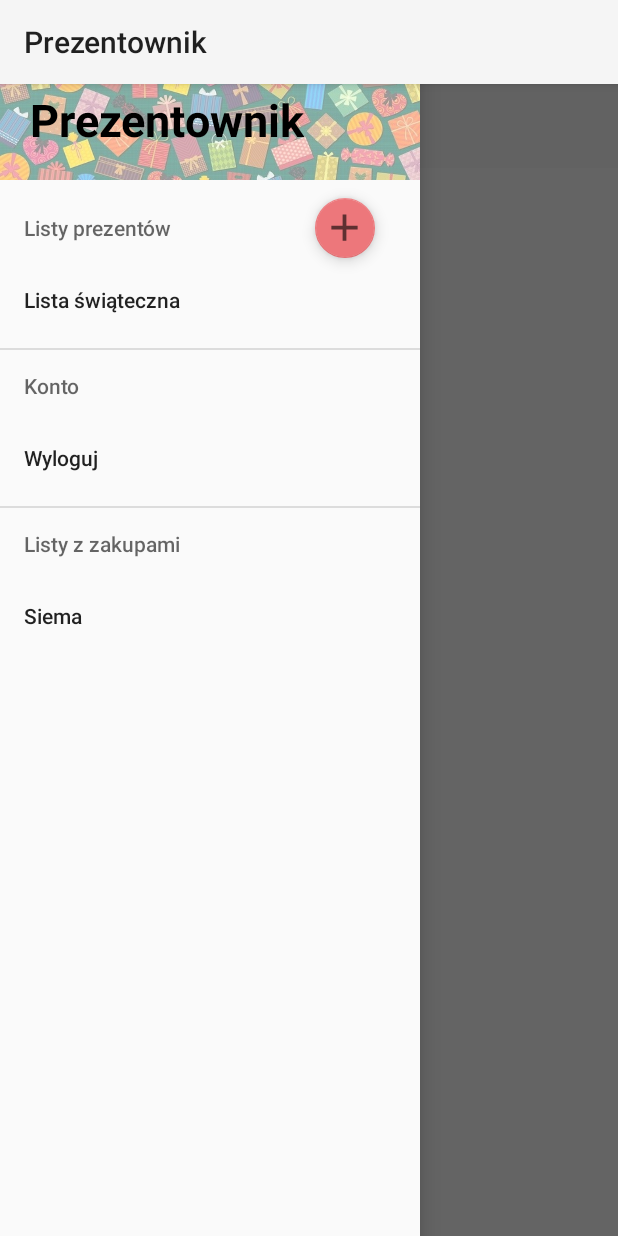
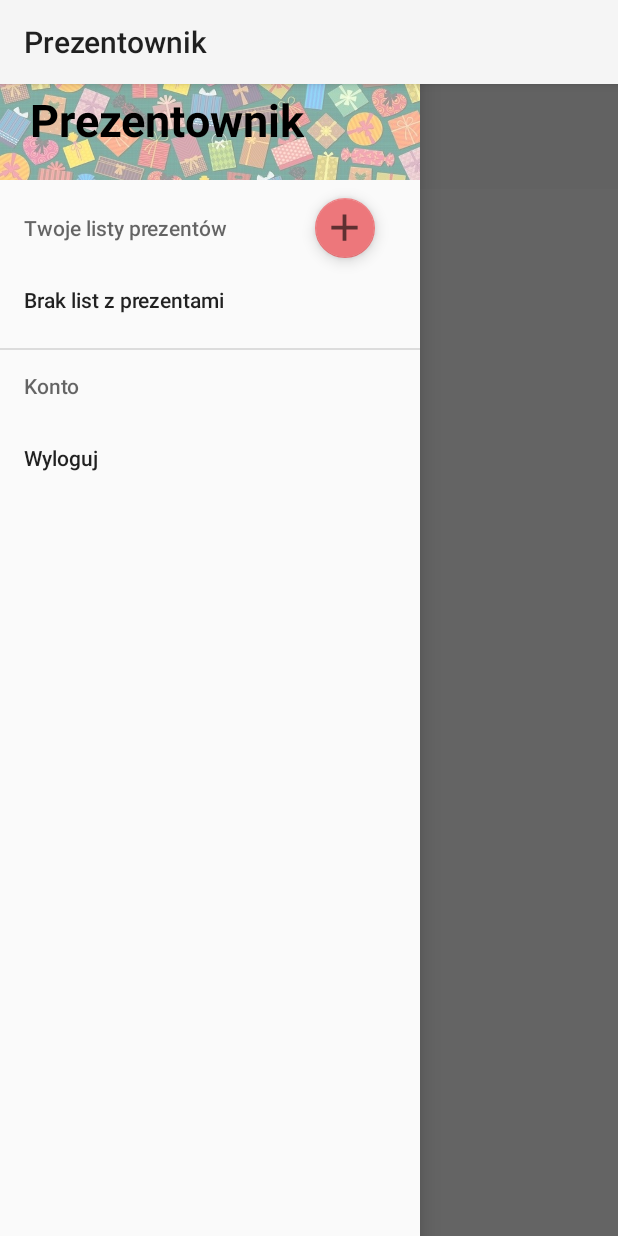
Before and after one commit to Bartosz-Broda/Prezentownik, an Android app: the screen it shows after launch once a user with an empty profile is signed in (MainActivity), with the side drawer open, on a phone screen of 412 x 824 dp. Run offline under Robolectric (Android 15) with nearby library versions, the light colour scheme and no system bars; our stand-ins replace Firebase (no records; nobody signed in at launch, a user with empty details on screens opened directly); 1 statement that could not run was skipped.

Commit message:
0.32
Now i can fetch people from firestore list. Small improvements of UI

```diff
--- a/Prezentownik/app/src/main/java/com/example/prezentownik/MainActivity.java
+++ b/Prezentownik/app/src/main/java/com/example/prezentownik/MainActivity.java
@@ -7,27 +7,26 @@ import androidx.appcompat.app.AppCompatActivity;
 import androidx.appcompat.widget.Toolbar;
 import androidx.core.view.GravityCompat;
 import androidx.drawerlayout.widget.DrawerLayout;
+import androidx.lifecycle.LiveData;
 import androidx.lifecycle.Observer;
 import androidx.lifecycle.ViewModelProvider;
-import androidx.lifecycle.ViewModelProviders;
 import androidx.recyclerview.widget.LinearLayoutManager;
 import androidx.recyclerview.widget.RecyclerView;
 
-import android.content.DialogInterface;
 import android.content.Intent;
 import android.os.Bundle;
-import android.text.Editable;
 import android.util.Log;
 import android.view.Menu;
 import android.view.MenuItem;
 import android.view.SubMenu;
 import android.view.View;
-import android.widget.Button;
+import android.view.animation.Animation;
+import android.view.animation.AnimationUtils;
 import android.widget.EditText;
 import android.widget.LinearLayout;
+import android.widget.ProgressBar;
 
 import com.example.prezentownik.adapters.RecyclerAdapter;
-import com.example.prezentownik.adapters.TestowyAdapter;
 import com.example.prezentownik.models.GiftList;
 import com.example.prezentownik.models.Person;
 import com.example.prezentownik.viewmodels.MainActivityViewModel;
@@ -42,9 +41,7 @@ import java.util.List;
 public class MainActivity extends AppCompatActivity implements View.OnClickListener, NavigationView.OnNavigationItemSelectedListener {
 
     private static final String TAG = "MainActivity";
-    private RecyclerView listViewTestowy;
     private TestowyViewModel testowyViewModel;
-    private TestowyAdapter adapterTest;
 
     //vars
     private ArrayList<String> mNames = new ArrayList<>();
@@ -57,7 +54,12 @@ public class MainActivity extends AppCompatActivity implements View.OnClickListe
     DrawerLayout drawerLayout;
     NavigationView navigationView;
     Toolbar toolbar;
+    ProgressBar progressBar;
+    private ProgressBar listProgress;
+    private Animation fadeInAnim;
+    private Animation fadeOutAnim;
     FloatingActionButton fabAddList;
+    FloatingActionButton fabAddPerson;
 
     FirebaseAuth firebaseAuth;
 
@@ -69,35 +71,26 @@ public class MainActivity extends AppCompatActivity implements View.OnClickListe
 
         firebaseAuth = FirebaseAuth.getInstance();
 
-        listViewTestowy = findViewById(R.id.recycler_view_testowy);
-        adapterTest = new TestowyAdapter();
-
         testowyViewModel = new ViewModelProvider(this).get(TestowyViewModel.class);
-        testowyViewModel.getTestListModelData().observe(this, new Observer<List<GiftList>>() {
-            @Override
-            public void onChanged(List<GiftList> giftLists) {
-                adapterTest.setListModels(giftLists);
-                adapter.notifyDataSetChanged();
-            }
-        });
 
         mMainActivityViewModel = new ViewModelProvider(this).get(MainActivityViewModel.class);
         mMainActivityViewModel.init();
-        mMainActivityViewModel.getPerson().observe(this, people -> adapter.notifyDataSetChanged());
 
-        listViewTestowy.setLayoutManager(new LinearLayoutManager(this));
-        listViewTestowy.setHasFixedSize(true);
-        listViewTestowy.setAdapter(adapterTest);
         initUI();
-        initRecyclerView();
     }
 
 
     private void initUI() {
         drawerLayout = findViewById(R.id.drawer_layout);
+        progressBar = findViewById(R.id.progress);
+        listProgress = findViewById(R.id.list_progress);
+        fadeInAnim = AnimationUtils.loadAnimation(this, R.anim.fade_in);
+        fadeOutAnim = AnimationUtils.loadAnimation(this, R.anim.fade_out);
         navigationView = findViewById(R.id.nav_view);
         fabAddList = findViewById(R.id.FAB_Add_list);
         fabAddList.setOnClickListener(this);
+        fabAddPerson = findViewById(R.id.fabAddPerson);
+        fabAddPerson.setOnClickListener(this);
 
         toolbar = findViewById(R.id.my_toolbar);
         // Sets the Toolbar to act as the ActionBar for this Activity window.
@@ -112,65 +105,37 @@ public class MainActivity extends AppCompatActivity implements View.OnClickListe
 
         navigationView.setNavigationItemSelectedListener(this);
 
-        List<String> myListofGiftLists = mMainActivityViewModel.getMyLists().getValue();
-
-        if (!myListofGiftLists.isEmpty()) {
-            SubMenu subMenu1 = navigationView.getMenu().addSubMenu(Menu.NONE, 1, 1, "Listy z zakupami");
-            for (String element : myListofGiftLists) {
-                subMenu1.add(3, 1, 1, element);
-                subMenu1.add(3, 2, 2, element);
+        testowyViewModel.getTestListModelData().observe(this, new Observer<List<GiftList>>() {
+            @Override
+            public void onChanged(List<GiftList> giftLists) {
+                int x = 0;
+                if (!giftLists.isEmpty()) {
+                    SubMenu subMenu1 = navigationView.getMenu().addSubMenu(Menu.NONE, 1, 1, "Twoje listy prezentów");
+                    for (GiftList element : giftLists) {
+                        subMenu1.add(3, x, x, element.getListName());
+                        x += 1;
+                    }
+                } else {
+                    SubMenu subMenu2 = navigationView.getMenu().addSubMenu(Menu.NONE, 1, 1, "Twoje listy prezentów");
+                    subMenu2.add(3, 1, 1, "Brak list z prezentami");
+                }
             }
-        } else {
-            SubMenu subMenu1 = navigationView.getMenu().addSubMenu(Menu.NONE, 1, 1, "Listy z zakupami");
-            subMenu1.add(3, 1, 1, "Siema");
-        }
+        });
     }
 
     private void initRecyclerView() {
         Log.d(TAG, "initRecyclerView: init recycelrview");
         recyclerView = findViewById(R.id.recycler_view);
-        adapter = new RecyclerAdapter(this, mMainActivityViewModel.getPerson().getValue());
+        adapter = new RecyclerAdapter(this);
+        recyclerView.setLayoutManager(new LinearLayoutManager(this));
         recyclerView.setAdapter(adapter);
-        recyclerView.setLayoutManager(new LinearLayoutManager(this));
     }
 
     private void addNewGiftList() {
-        AlertDialog.Builder alert = new AlertDialog.Builder(this);
-
-        LinearLayout layout = new LinearLayout(this);
-        layout.setOrientation(LinearLayout.VERTICAL);
-
-        final EditText listNameEditText = new EditText(this);
-        listNameEditText.setHint("Nazwa nowej listy");
-        layout.addView(listNameEditText);
-        final EditText listBudgetEditText = new EditText(this);
-        listBudgetEditText.setHint("Budżet dla tej listy (opcjonalnie)");
-        layout.addView(listBudgetEditText);
-
-        layout.setDividerPadding(25);
-        layout.setPadding(35, 0, 35, 25);
-
-        alert.setMessage("Nazwij swoją listę:");
-        alert.setTitle("Nowa lista prezentów");
-
-        alert.setView(layout);
-
-        alert.setPositiveButton("Zatwierdź", (dialog, whichButton) -> {
-            //What ever you want to do with the value
-            String newListName = listNameEditText.getText().toString();
-            int newListBudget = Integer.parseInt(listBudgetEditText.getText().toString());
-
-            mMainActivityViewModel.SetNewList(newListName, newListBudget);
-            Log.d(TAG, "addNewGiftList: " + newListName + newListBudget);
-
-            //SubMenu subMenu1 = navigationView.getMenu().addSubMenu(Menu.NONE, 1, 1, "Listy z zakupami");
-
-        });
-
-        alert.setNegativeButton("Anuluj", (dialog, whichButton) -> {
-        });
-
-        alert.show();
+        showAlert(1);
+    }
+    private void addNewPerson() {
+        showAlert(2);
     }
 
     @Override
@@ -190,7 +155,100 @@ public class MainActivity extends AppCompatActivity implements View.OnClickListe
             finish();
             startActivity(new Intent(this, LoginActivity.class));
         }
+        if (item.getItemId() >= 0 && item.getItemId() < 100) {
+            Log.d(TAG, "onNavigationItemSelected: FLAGA " + item.getTitle() + " " + item.getItemId());
+
+            //---Getting info about selected list.---
+            List<GiftList> selectedList = testowyViewModel.getTestListModelData().getValue();
+            String selecteedListName = selectedList.get(item.getItemId()).getListName();
+            int selectedListBudget = selectedList.get(item.getItemId()).getListBudget();
+
+            //Changing UI depending on chosen list
+            listProgress.setVisibility(View.VISIBLE);
+            mMainActivityViewModel.initPersons(selecteedListName);
+            toolbar.setTitle(selecteedListName);
+            initRecyclerView();
+            mMainActivityViewModel.getPersonModelData().observe(this, new Observer<List<Person>>() {
+                        @Override
+                        public void onChanged(List<Person> people) {
+                            listProgress.startAnimation(fadeOutAnim);
+                            adapter.setPersonModels(people);
+                            adapter.notifyDataSetChanged();
+                        }
+                    });
+
+
+            fabAddPerson.setVisibility(View.VISIBLE);
+
+            if (selectedListBudget != 0) {
+                toolbar.setTitleMarginBottom(38);
+                toolbar.setSubtitle("Wykorzystany budżet: 0/" + selectedListBudget);
+                progressBar.setVisibility(View.VISIBLE);
+                drawerLayout.closeDrawer(GravityCompat.START);
+            } else {
+                toolbar.setTitleMarginBottom(64);
+                toolbar.setSubtitle("");
+                progressBar.setVisibility(View.GONE);
+                drawerLayout.closeDrawer(GravityCompat.START);
+            }
+        }
         return true;
+    }
+
+    private void showAlert(int code){
+        AlertDialog.Builder alert = new AlertDialog.Builder(this);
+
+        LinearLayout layout = new LinearLayout(this);
+        layout.setOrientation(LinearLayout.VERTICAL);
+
+        final EditText listNameEditText = new EditText(this);
+        if(code==1){
+            listNameEditText.setHint("Nazwa nowej listy");
+        }else if(code == 2){
+            listNameEditText.setHint("Imię osoby");
+        }
+
+        layout.addView(listNameEditText);
+        final EditText listBudgetEditText = new EditText(this);
+        if(code==1){
+            listBudgetEditText.setHint("Budżet dla tej listy (opcjonalnie)");
+        }else if(code == 2){
+            listBudgetEditText.setHint("Budżet dla tej osoby (opcjonalnie)");
+        }
+        layout.addView(listBudgetEditText);
+
+        layout.setDividerPadding(25);
+        layout.setPadding(35, 0, 35, 25);
+
+        if (code == 1) {
+            alert.setTitle("Nowa lista prezentów");
+        } else if (code == 2){
+            alert.setTitle("Dodaj osobę do listy");
+        }
+        alert.setView(layout);
+
+        alert.setPositiveButton("Zatwierdź", (dialog, whichButton) -> {
+            //What ever you want to do with the value
+            int budget = 0;
+            String name = listNameEditText.getText().toString();
+
+            if (!listBudgetEditText.getText().toString().equals("")) {
+                budget = Integer.parseInt(listBudgetEditText.getText().toString());
+            }
+
+            if (code == 1) {
+                mMainActivityViewModel.SetNewList(name, budget);
+                Log.d(TAG, "addNewGiftList: " + name + budget);
+                //SubMenu subMenu1 = navigationView.getMenu().addSubMenu(Menu.NONE, 1, 1, "Listy z zakupami");
+            } else if (code == 2){
+                String list = (String) toolbar.getTitle();
+                mMainActivityViewModel.addNewPerson(name,budget,list);
+            }
+
+        });
+        alert.setNegativeButton("Anuluj", (dialog, whichButton) -> {
+        });
+        alert.show();
     }
 
     @Override
@@ -198,5 +256,8 @@ public class MainActivity extends AppCompatActivity implements View.OnClickListe
         if (v == fabAddList) {
             addNewGiftList();
         }
+        if (v == fabAddPerson){
+            addNewPerson();
+        }
     }
 }
--- a/Prezentownik/app/src/main/java/com/example/prezentownik/models/Person.java
+++ b/Prezentownik/app/src/main/java/com/example/prezentownik/models/Person.java
@@ -1,4 +1,6 @@
 package com.example.prezentownik.models;
+
+import com.google.firebase.firestore.Exclude;
 
 public class Person {
 
@@ -6,10 +8,9 @@ public class Person {
     private int budget;
     private String giftQuantity;
 
-    public Person(String name, int budget, String giftQuantity) {
+    public Person(String name, int budget) {
         this.name = name;
         this.budget = budget;
-        this.giftQuantity = giftQuantity;
     }
 
     public String getName() { return name; }
@@ -24,5 +25,6 @@ public class Person {
 
     public void setBudget(int budget) { this.budget = budget; }
 
-
+    public Person() {
+    }
 }
--- a/Prezentownik/app/src/main/java/com/example/prezentownik/repositories/ListRepository.java
+++ b/Prezentownik/app/src/main/java/com/example/prezentownik/repositories/ListRepository.java
@@ -28,7 +28,6 @@ import static com.example.prezentownik.utils.HelperClass.logErrorMessage;
 
 public class ListRepository {
 
-
     private static ListRepository instance;
     private FirebaseAuth firebaseAuth = FirebaseAuth.getInstance();
     private FirebaseFirestore rootRef = FirebaseFirestore.getInstance();
@@ -49,8 +48,6 @@ public class ListRepository {
 
         GiftList newList = new GiftList(listName, listBudget);
         DocumentReference listRef = listsRef.document(listName);
-
-        Log.d(TAG, "CreateNewGiftList: ELOELO");
 
         listRef.get().addOnCompleteListener(listTask -> {
             if (listTask.isSuccessful()) {
--- a/Prezentownik/app/src/main/java/com/example/prezentownik/viewmodels/MainActivityViewModel.java
+++ b/Prezentownik/app/src/main/java/com/example/prezentownik/viewmodels/MainActivityViewModel.java
@@ -10,12 +10,13 @@ import com.example.prezentownik.models.GiftList;
 import com.example.prezentownik.models.Person;
 import com.example.prezentownik.repositories.ListRepository;
 import com.example.prezentownik.repositories.PersonRepository;
+import com.example.prezentownik.repositories.TestRepository;
 
 import java.util.List;
 
 import static android.content.ContentValues.TAG;
 
-public class MainActivityViewModel extends ViewModel {
+public class MainActivityViewModel extends ViewModel implements PersonRepository.OnFirestoreTaskComplete {
 
     private MutableLiveData<List<Person>> mPersons;
     private MutableLiveData<List<String>> giftLists;
@@ -23,25 +24,47 @@ public class MainActivityViewModel extends ViewModel {
     private ListRepository listRepo;
 
     public void init(){
-        if(mPersons != null){
-            return;
-        }
-        mRepo = PersonRepository.getInstance();
-        mPersons = mRepo.getPersons();
+        //if(personModelData != null){
+          //  return;
+        //}
+        //mPersons = mRepo.getPersons();
         listRepo = ListRepository.getInstance();
     }
 
-    public LiveData<List<Person>> getPerson(){
-        return mPersons;
+    public void initPersons(String list){
+        mRepo = PersonRepository.getInstance(this);
+        mRepo.getPersonData(list);
     }
 
-    public LiveData<List<String>> getMyLists(){
+    /*public LiveData<List<Person>> getPerson(){
+        return mPersons;
+    }*/
+
+    /*public LiveData<List<String>> getMyLists(){
         Log.d(TAG, "getMyLists: wywaołane");
         giftLists = listRepo.retrieveMyLists();
-        return giftLists; }
+        return giftLists; }*/
+    private MutableLiveData<List<Person>> personModelData = new MutableLiveData<>();
+
+    public LiveData<List<Person>> getPersonModelData() {
+        return personModelData;
+    }
+
+    //private PersonRepository personRepository= new PersonRepository(this);
 
     public void SetNewList (String name, int budget){
         listRepo.CreateNewGiftList(name, budget);
     }
 
+    public void addNewPerson (String name, int budget, String list){mRepo.addNewPerson(name, budget, list);}
+
+    @Override
+    public void getPersonDataAdded(List<Person> PersonModelList) {
+        personModelData.setValue(PersonModelList);
+    }
+
+    @Override
+    public void onError(Exception e) {
+
+    }
 }
--- /dev/null
+++ b/Prezentownik/app/src/main/res/anim/fade_in.xml
@@ -0,0 +1,6 @@
+<?xml version="1.0" encoding="utf-8"?>
+<set xmlns:android="http://schemas.android.com/apk/res/android" android:fillAfter="true">
+    <alpha android:fromAlpha="0"
+        android:toAlpha="1"
+        android:duration="300" />
+</set>
--- /dev/null
+++ b/Prezentownik/app/src/main/res/anim/fade_out.xml
@@ -0,0 +1,6 @@
+<?xml version="1.0" encoding="utf-8"?>
+<set xmlns:android="http://schemas.android.com/apk/res/android" android:fillAfter="true">
+    <alpha android:fromAlpha="1"
+        android:toAlpha="0"
+        android:duration="300"/>
+</set>
--- /dev/null
+++ b/Prezentownik/app/src/main/res/drawable/ic_baseline_person_add_34.xml
@@ -0,0 +1,5 @@
+<vector android:height="44dp" android:tint="?attr/colorControlNormal"
+    android:viewportHeight="24" android:viewportWidth="24"
+    android:width="44dp" xmlns:android="http://schemas.android.com/apk/res/android">
+    <path android:fillColor="@android:color/white" android:pathData="M15,12c2.21,0 4,-1.79 4,-4s-1.79,-4 -4,-4 -4,1.79 -4,4 1.79,4 4,4zM6,10L6,7L4,7v3L1,10v2h3v3h2v-3h3v-2L6,10zM15,14c-2.67,0 -8,1.34 -8,4v2h16v-2c0,-2.66 -5.33,-4 -8,-4z"/>
+</vector>
--- a/Prezentownik/app/src/main/res/layout/activity_main.xml
+++ b/Prezentownik/app/src/main/res/layout/activity_main.xml
@@ -14,6 +14,7 @@
         android:layout_width="wrap_content"
         android:layout_height="match_parent"
         android:layout_gravity="start"
+        android:visibility="invisible"
         app:headerLayout="@layout/header"
         app:menu="@menu/main_toolbar_menu">
 
@@ -21,7 +22,7 @@
             android:id="@+id/FAB_Add_list"
             android:layout_width="wrap_content"
             android:layout_height="wrap_content"
-            android:layout_gravity="right"
+            android:layout_gravity="end"
             app:fabSize="mini"
             android:layout_marginTop="132dp"
             android:layout_marginRight="30dp"
@@ -39,25 +40,54 @@
         <androidx.appcompat.widget.Toolbar
             android:id="@+id/my_toolbar"
             android:layout_width="match_parent"
-            android:layout_height="?attr/actionBarSize"
+            android:layout_height="70dp"
+            android:paddingTop="5dp"
             android:background="?attr/colorPrimary"
-            android:elevation="0dp"
             android:theme="@style/ThemeOverlay.AppCompat.ActionBar"
             app:popupTheme="@style/ThemeOverlay.AppCompat.Light"
-            app:title="SIEMA" />
+            app:title="Witaj!"
+            app:titleMarginBottom="25dp"/>
+
+        <ProgressBar
+            android:id="@+id/progress"
+            android:layout_alignBottom="@+id/my_toolbar"
+            android:layout_width="270dp"
+            android:layout_centerHorizontal="true"
+            android:layout_height="wrap_content"
+            android:visibility="gone"
+            style="@style/Base.Widget.AppCompat.ProgressBar.Horizontal" />
 
 
         <androidx.recyclerview.widget.RecyclerView
             android:id="@+id/recycler_view"
             android:layout_width="match_parent"
-            android:layout_height="300dp"
+            android:layout_height="500dp"
             android:layout_below="@+id/my_toolbar"/>
 
-        <androidx.recyclerview.widget.RecyclerView
-            android:id="@+id/recycler_view_testowy"
-            android:layout_width="match_parent"
-            android:layout_height="300dp"
-            android:layout_below="@+id/recycler_view"/>
+        <ProgressBar
+            android:id="@+id/list_progress"
+            style="?android:attr/progressBarStyle"
+            android:layout_width="50dp"
+            android:layout_height="50dp"
+            android:layout_centerHorizontal="true"
+            android:layout_centerVertical="true"
+            android:indeterminate="true"
+            android:visibility="gone"
+            android:indeterminateTint="@color/colorPrimary" />
+
+        <com.google.android.material.floatingactionbutton.FloatingActionButton
+            android:id="@+id/fabAddPerson"
+            android:layout_width="wrap_content"
+            android:layout_height="wrap_content"
+            android:layout_gravity="end"
+            android:layout_marginTop="520dp"
+            android:layout_marginStart="310dp"
+            android:clickable="true"
+            android:visibility="gone"
+            app:backgroundTint="@color/colorPrimary"
+            app:maxImageSize="34dp"
+            app:srcCompat="@drawable/ic_baseline_person_add_34" />
+
 
     </RelativeLayout>
 
--- a/Prezentownik/app/src/main/res/menu/main_toolbar_menu.xml
+++ b/Prezentownik/app/src/main/res/menu/main_toolbar_menu.xml
@@ -2,18 +2,9 @@
 <menu xmlns:android="http://schemas.android.com/apk/res/android"
     xmlns:app="http://schemas.android.com/apk/res-auto"
     >
-    <item
-        android:id="@+id/lists_title_text"
-        android:title="@string/listy_prezent_w">
-        <menu>
-            <item
-                android:id="@+id/gift_list"
-                android:title="Lista świąteczna"
-                app:showAsAction="never" />
-        </menu>
-    </item>
 
-    <item android:title="@string/konto">
+    <item android:title="@string/konto"
+        android:orderInCategory="2">
         <menu>
             <item
                 android:id="@+id/account_logout"
```
Also changed, not shown: Prezentownik/app/src/main/java/com/example/prezentownik/adapters/RecyclerAdapter.java (+11 -4 lines), Prezentownik/app/src/main/java/com/example/prezentownik/repositories/PersonRepository.java (+111 -11 lines), Prezentownik/app/src/main/res/drawable/ic_baseline_person_add_24.xml (added, +10 -0 lines).
